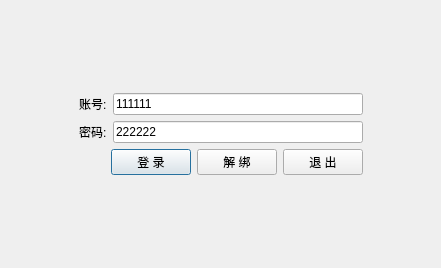
The window that ui/wnd_client_login.ui (decenfrontier/PyNetAuth) describes before a commit, drawn with Qt 5.
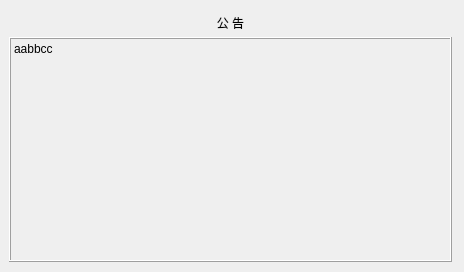
The same window after the commit.

Patch:
```diff
--- a/ui/wnd_client_login.ui
+++ b/ui/wnd_client_login.ui
@@ -6,8 +6,8 @@
    <rect>
     <x>0</x>
     <y>0</y>
-    <width>441</width>
-    <height>268</height>
+    <width>464</width>
+    <height>272</height>
    </rect>
   </property>
   <property name="windowTitle">
@@ -24,15 +24,15 @@
     <rect>
      <x>0</x>
      <y>0</y>
-     <width>441</width>
-     <height>268</height>
+     <width>461</width>
+     <height>271</height>
     </rect>
    </property>
    <property name="toolTip">
     <string/>
    </property>
    <property name="currentIndex">
-    <number>0</number>
+    <number>4</number>
    </property>
    <widget class="QWidget" name="page_login">
     <layout class="QGridLayout" name="gridLayout_13">
@@ -657,6 +657,45 @@
      </item>
     </layout>
    </widget>
+   <widget class="QWidget" name="page_notice">
+    <layout class="QGridLayout" name="gridLayout_9" rowstretch="1,8">
+     <property name="verticalSpacing">
+      <number>0</number>
+     </property>
+     <item row="1" column="0">
+      <widget class="QLabel" name="lbe_notice">
+       <property name="frameShape">
+        <enum>QFrame::Box</enum>
+       </property>
+       <property name="frameShadow">
+        <enum>QFrame::Raised</enum>
+       </property>
+       <property name="midLineWidth">
+        <number>0</number>
+       </property>
+       <property name="text">
+        <string>aabbcc</string>
+       </property>
+       <property name="alignment">
+        <set>Qt::AlignLeading|Qt::AlignLeft|Qt::AlignTop</set>
+       </property>
+       <property name="wordWrap">
+        <bool>true</bool>
+       </property>
+      </widget>
+     </item>
+     <item row="0" column="0">
+      <widget class="QLabel" name="label_4">
+       <property name="text">
+        <string>公 告</string>
+       </property>
+       <property name="alignment">
+        <set>Qt::AlignCenter</set>
+       </property>
+      </widget>
+     </item>
+    </layout>
+   </widget>
   </widget>
  </widget>
  <resources/>
```
